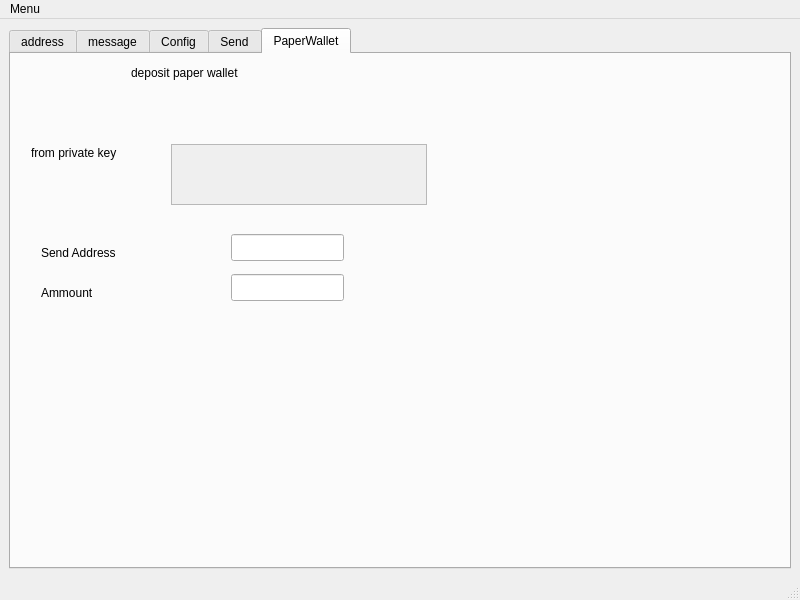
This is lite/mainwindow.ui in netpipe/Ethereum-QWallet as Qt 5 draws it before an edit. The edited form follows.
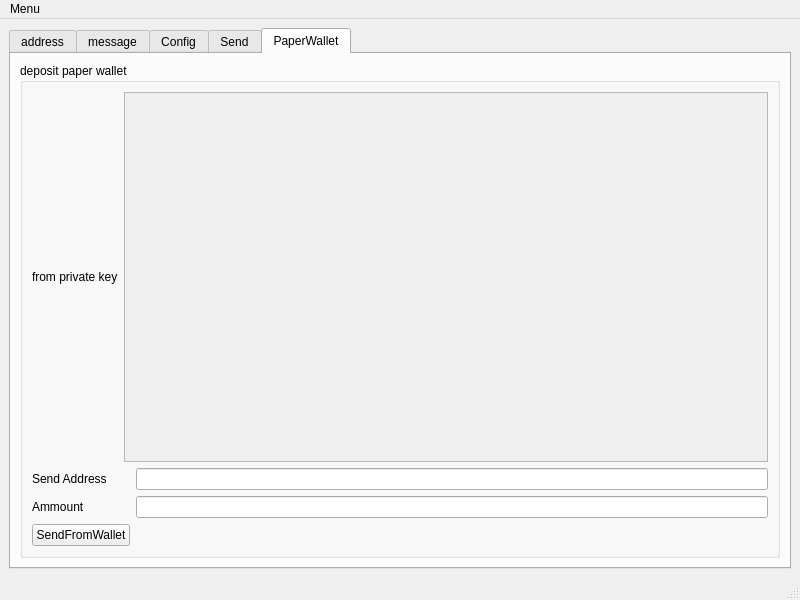
This is the edited form. The open tabs and pages were chosen to show the change.

Diff of the .ui file:
```diff
--- a/lite/mainwindow.ui
+++ b/lite/mainwindow.ui
@@ -445,91 +445,58 @@
        <attribute name="title">
         <string>PaperWallet</string>
        </attribute>
-       <widget class="QLineEdit" name="lineEdit_2">
-        <property name="geometry">
-         <rect>
-          <x>220</x>
-          <y>220</y>
-          <width>113</width>
-          <height>27</height>
-         </rect>
-        </property>
-       </widget>
-       <widget class="QLabel" name="label">
-        <property name="geometry">
-         <rect>
-          <x>30</x>
-          <y>230</y>
-          <width>121</width>
-          <height>17</height>
-         </rect>
-        </property>
-        <property name="text">
-         <string>Ammount</string>
-        </property>
-       </widget>
-       <widget class="QLabel" name="label_18">
-        <property name="geometry">
-         <rect>
-          <x>120</x>
-          <y>10</y>
-          <width>531</width>
-          <height>17</height>
-         </rect>
-        </property>
-        <property name="text">
-         <string>deposit paper wallet</string>
-        </property>
-       </widget>
-       <widget class="QLineEdit" name="lineEdit_13">
-        <property name="geometry">
-         <rect>
-          <x>220</x>
-          <y>180</y>
-          <width>113</width>
-          <height>27</height>
-         </rect>
-        </property>
-       </widget>
-       <widget class="QLabel" name="label_19">
-        <property name="geometry">
-         <rect>
-          <x>30</x>
-          <y>190</y>
-          <width>121</width>
-          <height>17</height>
-         </rect>
-        </property>
-        <property name="text">
-         <string>Send Address</string>
-        </property>
-       </widget>
-       <widget class="QLabel" name="label_20">
-        <property name="geometry">
-         <rect>
-          <x>20</x>
-          <y>90</y>
-          <width>451</width>
-          <height>17</height>
-         </rect>
-        </property>
-        <property name="text">
-         <string>from private key</string>
-        </property>
-       </widget>
-       <widget class="QListView" name="listView_2">
-        <property name="enabled">
-         <bool>false</bool>
-        </property>
-        <property name="geometry">
-         <rect>
-          <x>160</x>
-          <y>90</y>
-          <width>256</width>
-          <height>61</height>
-         </rect>
-        </property>
-       </widget>
+       <layout class="QGridLayout" name="gridLayout_8">
+        <item row="0" column="0">
+         <widget class="QGroupBox" name="groupBox_3">
+          <property name="title">
+           <string>deposit paper wallet</string>
+          </property>
+          <layout class="QGridLayout" name="gridLayout_9">
+           <item row="0" column="0">
+            <widget class="QLabel" name="label_20">
+             <property name="text">
+              <string>from private key</string>
+             </property>
+            </widget>
+           </item>
+           <item row="0" column="1" colspan="2">
+            <widget class="QListView" name="paperprivatekey">
+             <property name="enabled">
+              <bool>false</bool>
+             </property>
+            </widget>
+           </item>
+           <item row="1" column="0">
+            <widget class="QLabel" name="label_19">
+             <property name="text">
+              <string>Send Address</string>
+             </property>
+            </widget>
+           </item>
+           <item row="1" column="2">
+            <widget class="QLineEdit" name="papersendto"/>
+           </item>
+           <item row="2" column="0">
+            <widget class="QLabel" name="label">
+             <property name="text">
+              <string>Ammount</string>
+             </property>
+            </widget>
+           </item>
+           <item row="2" column="2">
+            <widget class="QLineEdit" name="paperammount"/>
+           </item>
+           <item row="3" column="0" colspan="2">
+            <widget class="QPushButton" name="papersendbutton">
+             <property name="text">
+              <string>SendFromWallet</string>
+             </property>
+            </widget>
+           </item>
+          </layout>
+         </widget>
+        </item>
+       </layout>
       </widget>
      </widget>
     </item>
```
Left out of the diff: 160 changed lines with no effect on the pictures.
